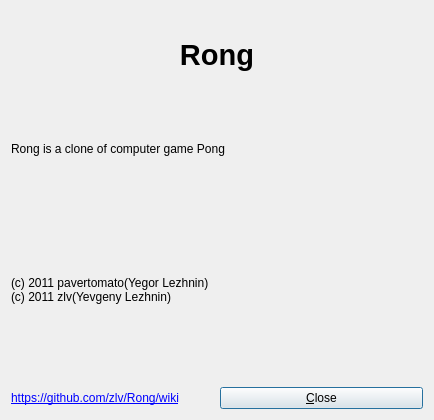
Before: the Qt Designer form src/aboutdialog.ui in zlv/Rong, drawn with Qt 5.
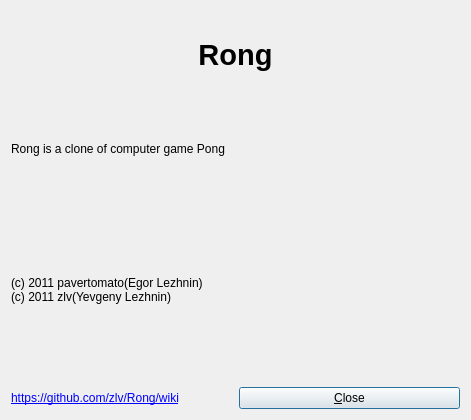
After: the same form once the commit is applied. Icons and pictures are not drawn.

```diff
--- a/src/aboutdialog.ui
+++ b/src/aboutdialog.ui
@@ -6,7 +6,7 @@
    <rect>
     <x>0</x>
     <y>0</y>
-    <width>434</width>
+    <width>471</width>
     <height>420</height>
    </rect>
   </property>
@@ -48,7 +48,7 @@
      <item>
       <widget class="QLabel" name="label_3">
        <property name="text">
-        <string>(c) 2011 pavertomato(Yegor Lezhnin)
+        <string>(c) 2011 pavertomato(Egor Lezhnin)
 (c) 2011 zlv(Yevgeny Lezhnin)</string>
        </property>
       </widget>
```
